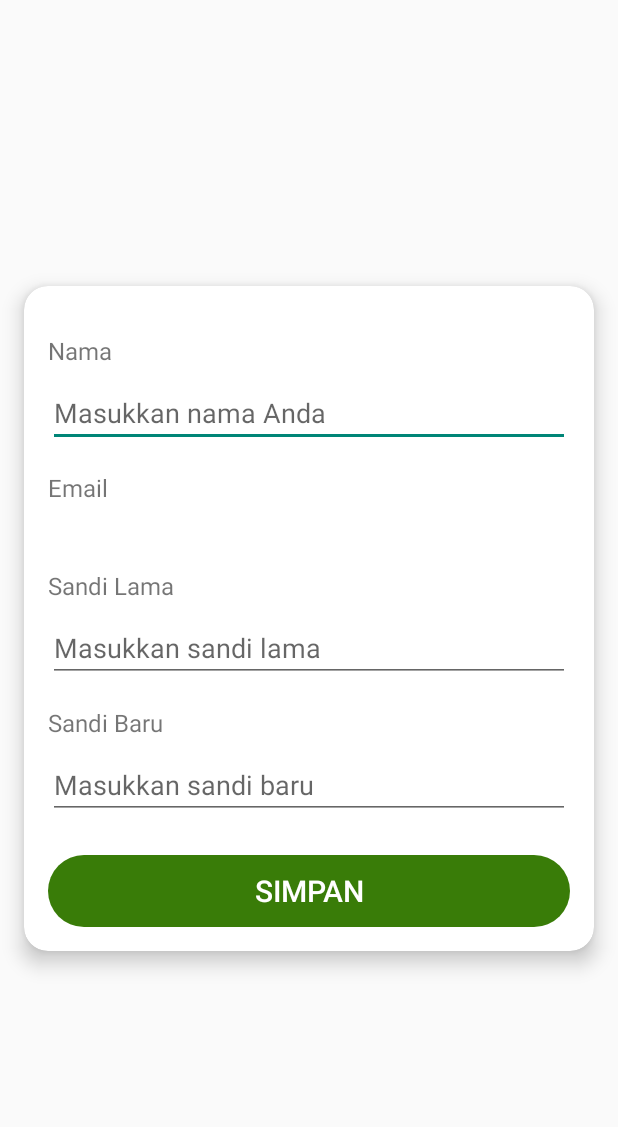
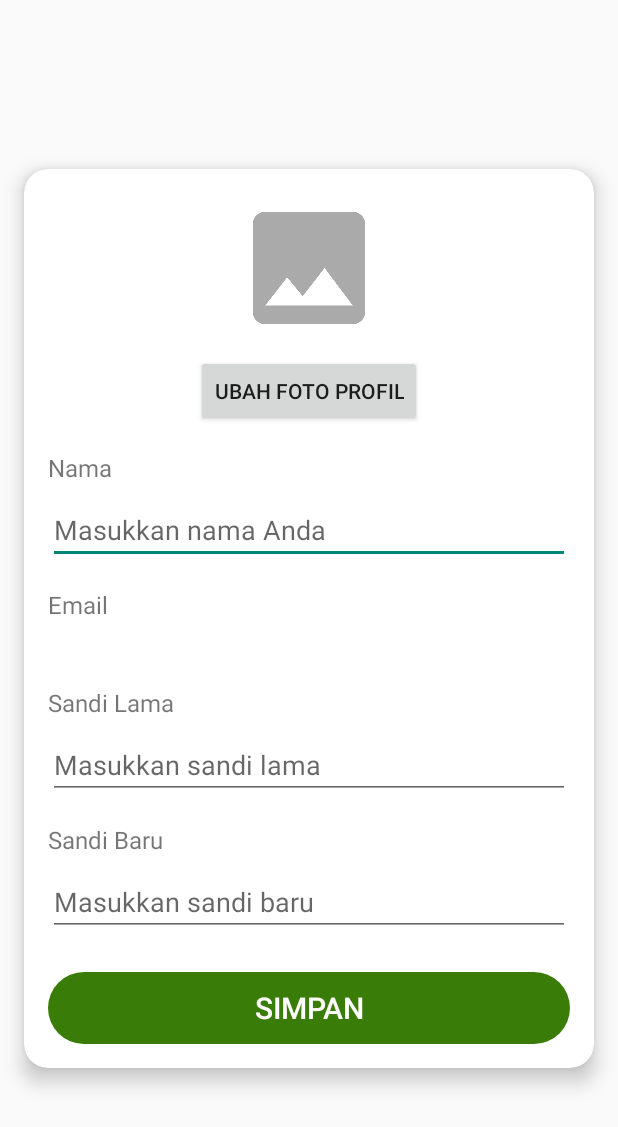
Before and after one commit to PadiPest/Mobile-App-PadiPest, an Android app: the EditProfileActivity screen opened directly, with no data from a screen before it, on a phone screen of 412 x 824 dp. Shown: the top 1127 px of the screen. Run offline under Robolectric (Android 15) with nearby library versions, the phone set to English and light mode, and no system bars; our stand-ins replace Firebase (no records; nobody signed in at launch, a user with empty details on screens opened directly); 1 statement that could not run was skipped.

Commit message:
edit activitiy_edit-profil and add edit imagae profil

```diff
--- a/app/src/main/res/layout/activity_edit_profile.xml
+++ b/app/src/main/res/layout/activity_edit_profile.xml
@@ -23,6 +23,28 @@
             android:layout_height="wrap_content"
             android:padding="16dp">
 
+            <!-- Profile Image -->
+            <ImageView
+                android:id="@+id/profile_image"
+                android:layout_width="100dp"
+                android:layout_height="100dp"
+                android:layout_marginBottom="16dp"
+                android:src="@drawable/ic_place_holder"
+                android:scaleType="centerCrop"
+                app:layout_constraintTop_toTopOf="parent"
+                app:layout_constraintStart_toStartOf="parent"
+                app:layout_constraintEnd_toEndOf="parent" />
+
+            <Button
+                android:id="@+id/edit_profile_image_button"
+                android:layout_width="wrap_content"
+                android:layout_height="wrap_content"
+                android:text="Ubah Foto Profil"
+                android:layout_marginTop="8dp"
+                app:layout_constraintTop_toBottomOf="@id/profile_image"
+                app:layout_constraintStart_toStartOf="parent"
+                app:layout_constraintEnd_toEndOf="parent" />
+
             <!-- Display Nama -->
             <TextView
                 android:id="@+id/name_label"
@@ -31,7 +53,7 @@
                 android:text="Nama"
                 android:textSize="16sp"
                 android:layout_marginTop="16dp"
-                app:layout_constraintTop_toTopOf="parent"
+                app:layout_constraintTop_toBottomOf="@id/edit_profile_image_button"
                 app:layout_constraintStart_toStartOf="parent"/>
 
             <EditText
```
